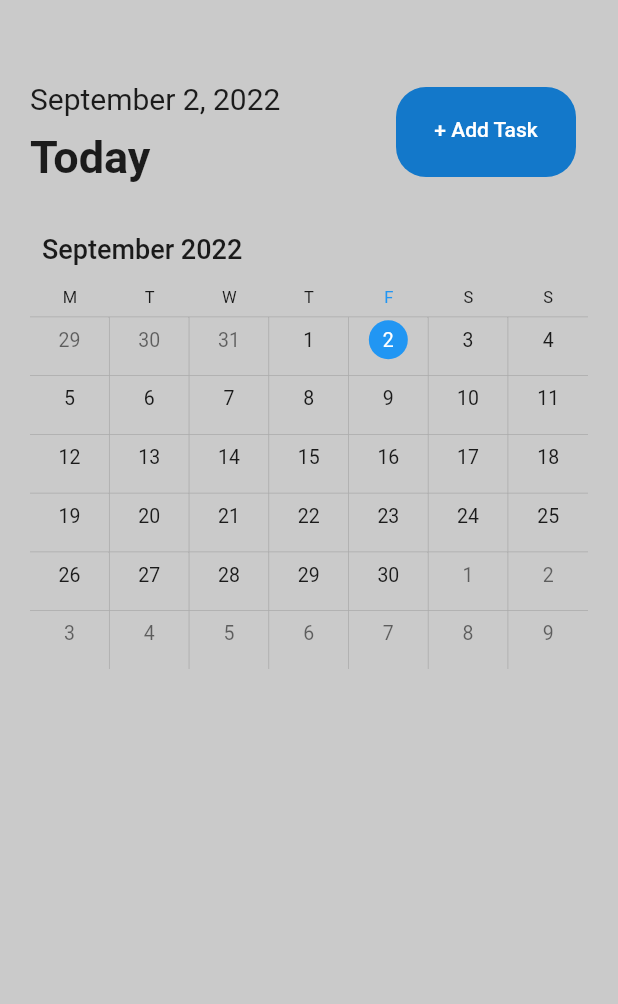
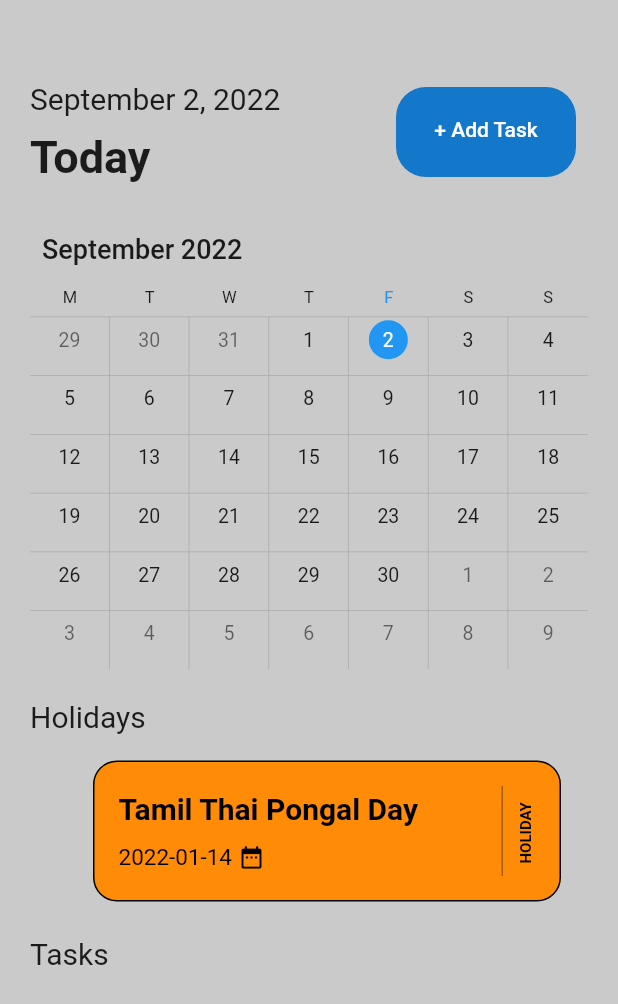
Before and after one commit to kvu-kuruppu/calendar_app, a Flutter app: the screen it shows after launch, on a phone screen of 412 x 824 dp. Shown: the top 1004 px of the screen. Run offline on Flutter 3.47's test engine with Material 2 defaults, Android fonts, the phone set to English and light mode, and no system bars; drawn by our look-alikes of syncfusion_flutter_calendar; our stand-ins replace flutter_local_notifications, flutter_staggered_animations, get, sqflite, timezone; accounts and stored records are empty.

Commit message:
added holidays

```diff
--- a/lib/controller/task_controller.dart
+++ b/lib/controller/task_controller.dart
@@ -1,7 +1,6 @@
 import 'package:calendar_app/db/db_helper.dart';
 import 'package:calendar_app/models/task.dart';
 import 'package:get/get.dart';
-import 'dart:developer' as devtools show log;
 
 class TaskController extends GetxController {
   @override
--- a/lib/db/db_helper.dart
+++ b/lib/db/db_helper.dart
@@ -1,7 +1,5 @@
 import 'package:calendar_app/models/task.dart';
 import 'package:sqflite/sqflite.dart';
-import 'package:path_provider/path_provider.dart';
-import 'package:path/path.dart';
 import 'dart:developer' as devtools show log;
 
 class DBHelper {
--- a/lib/models/task.dart
+++ b/lib/models/task.dart
@@ -7,7 +7,7 @@ class Task {
   String? startTime;
   String? endTime;
   int? color;
-  int? remind;
+  String? remind;
   String? repeat;
 
   Task({
--- a/lib/screens/add_task.dart
+++ b/lib/screens/add_task.dart
@@ -1,6 +1,5 @@
 import 'dart:async';
 
-import 'package:calendar_app/consts/routes.dart';
 import 'package:calendar_app/controller/task_controller.dart';
 import 'package:calendar_app/models/task.dart';
 import 'package:calendar_app/utils/show_error_dialog.dart';
@@ -25,12 +24,13 @@ class _AddTaskViewState extends State<AddTaskView> {
   DateTime _selectDate = DateTime.now();
   TimeOfDay _endTime = TimeOfDay.now();
   TimeOfDay _startTime = TimeOfDay.now();
-  int _selectReminder = 15;
-  List<int> remindList = [
-    5,
-    10,
-    15,
-    20,
+  // String _endTimee = '9:30 PM';
+  // String _startTimee = DateFormat('hh:mm a').format(DateTime.now()).toString();
+  String _selectReminder = '15 min before';
+  List<String> remindList = [
+    '15 min before',
+    '1 hour before',
+    '1 day before',
   ];
   String _selectRepeat = 'None';
   List<String> repeatList = [
@@ -76,8 +76,8 @@ class _AddTaskViewState extends State<AddTaskView> {
           child: Column(
             crossAxisAlignment: CrossAxisAlignment.start,
             children: [
+              // Add Task
               const Text(
-                // Add Task
                 'Add Task',
                 style: TextStyle(
                   fontWeight: FontWeight.bold,
@@ -87,20 +87,20 @@ class _AddTaskViewState extends State<AddTaskView> {
               const SizedBox(
                 height: 20,
               ),
+              // Title
               InputField(
-                // Title
                 title: 'Title',
                 hint: 'Enter your title',
                 controller: _titleController,
               ),
+              // Note
               InputField(
-                // Note
                 title: 'Note',
                 hint: 'Enter your note',
                 controller: _noteController,
               ),
+              // Date
               InputField(
-                // Date
                 title: 'Date',
                 hint: DateFormat.yMd().format(_selectDate),
                 widget: IconButton(
@@ -127,12 +127,16 @@ class _AddTaskViewState extends State<AddTaskView> {
               ),
               Row(
                 children: [
+                  // Start Time
                   Expanded(
                     child: InputField(
-                      // Start Time
                       title: 'Start Time',
                       hint: _startTime.format(context),
+                      // hint: _startTimee,
                       widget: IconButton(
+                        // onPressed: () {
+                        //   _getTimeFromUser(isStartTime: true);
+                        // },
                         onPressed: () async {
                           TimeOfDay? _pickTime = await showTimePicker(
                             context: context,
@@ -153,12 +157,16 @@ class _AddTaskViewState extends State<AddTaskView> {
                       ),
                     ),
                   ),
+                  // End Time
                   Expanded(
                     child: InputField(
-                      // End Time
                       title: 'End Time',
                       hint: _endTime.format(context),
+                      // hint: _endTimee,
                       widget: IconButton(
+                        // onPressed: () {
+                        //   _getTimeFromUser(isStartTime: false);
+                        // },
                         onPressed: () async {
                           TimeOfDay? _pickTime = await showTimePicker(
                             context: context,
@@ -181,10 +189,10 @@ class _AddTaskViewState extends State<AddTaskView> {
                   ),
                 ],
               ),
+              // Remind
               InputField(
-                // Remind
                 title: 'Remind',
-                hint: '${_selectReminder} min early',
+                hint: _selectReminder,
                 widget: DropdownButton(
                   dropdownColor: const Color.fromARGB(255, 202, 202, 202),
                   icon: const Icon(
@@ -192,7 +200,7 @@ class _AddTaskViewState extends State<AddTaskView> {
                     color: Color.fromARGB(255, 94, 93, 93),
                   ),
                   items: remindList.map<DropdownMenuItem<String>>(
-                    (int value) {
+                    (String value) {
                       return DropdownMenuItem<String>(
                         value: value.toString(),
                         child: Text(value.toString()),
@@ -201,13 +209,13 @@ class _AddTaskViewState extends State<AddTaskView> {
                   ).toList(),
                   onChanged: (String? newValue) {
                     setState(() {
-                      _selectReminder = int.parse(newValue!);
+                      _selectReminder = newValue!;
                     });
                   },
                 ),
               ),
+              // Repeat
               InputField(
-                // Repeat
                 title: 'Repeat',
                 hint: _selectRepeat,
                 widget: DropdownButton(
@@ -231,11 +239,11 @@ class _AddTaskViewState extends State<AddTaskView> {
                   },
                 ),
               ),
+              // Create Task
               Row(
                 mainAxisAlignment: MainAxisAlignment.center,
                 children: [
                   MyButton(
-                    // Create Task
                     label: 'Create Task',
                     onPressed: () {
                       if (_noteController.text.isNotEmpty &&
@@ -262,6 +270,25 @@ class _AddTaskViewState extends State<AddTaskView> {
     );
   }
 
+  // _getTimeFromUser({required bool isStartTime}) {
+  //   var pickedTime = _showTimePicker();
+  //   String _formattedTime = pickedTime.format(context);
+  //   if (pickedTime == null) {
+  //     print('Time not selected');
+  //   } else if (isStartTime == true) {
+  //     _startTimee = _formattedTime;
+  //   } else if (isStartTime == false) {
+  //     _endTimee = _formattedTime;
+  //   }
+  // }
+
+  _showTimePicker() {
+    return showTimePicker(
+        initialEntryMode: TimePickerEntryMode.input,
+        context: context,
+        initialTime: TimeOfDay(hour: 9, minute: 10));
+  }
+
   _addTaskToDb() async {
     int value = await _taskController.addTask(
       task: Task(
@@ -275,6 +302,5 @@ class _AddTaskViewState extends State<AddTaskView> {
         isCompleted: 0,
       ),
     );
-    // devtools.log(value.toString());
   }
 }
--- a/lib/screens/home_page.dart
+++ b/lib/screens/home_page.dart
@@ -1,14 +1,13 @@
 import 'package:calendar_app/consts/routes.dart';
 import 'package:calendar_app/controller/task_controller.dart';
 import 'package:calendar_app/models/task.dart';
-import 'package:calendar_app/services/notification_service.dart';
+import 'package:calendar_app/utils/holiday_info.dart';
 import 'package:calendar_app/widgets/button.dart';
+import 'package:calendar_app/widgets/holiday_tile.dart';
 import 'package:calendar_app/widgets/task_tile.dart';
-import 'package:date_picker_timeline/date_picker_timeline.dart';
 import 'package:flutter/material.dart';
 import 'package:flutter_staggered_animations/flutter_staggered_animations.dart';
 import 'package:intl/intl.dart';
-import 'dart:developer' as devtools show log;
 import 'package:get/get.dart';
 import 'package:syncfusion_flutter_calendar/calendar.dart';
 
@@ -22,43 +21,11 @@ class HomePage extends StatefulWidget {
 class _HomePageState extends State<HomePage> {
   DateTime _selectDate = DateTime.now();
   final _taskController = Get.put(TaskController());
-  var notif;
-
-  @override
-  void initState() {
-    super.initState();
-    notif = Notif();
-    notif.initializeNotification();
-    notif.requestIOSPermissions();
-  }
 
   @override
   Widget build(BuildContext context) {
     return Scaffold(
       backgroundColor: const Color.fromARGB(255, 202, 202, 202),
-      // appBar: AppBar(
-      //   backgroundColor: const Color.fromARGB(255, 202, 202, 202),
-      //   elevation: 0,
-      //   actions: [
-      //     IconButton(
-      //       color: Colors.black,
-      //       onPressed: () {
-      //         notif.displayNotification(
-      //           title: 'Hehe',
-      //           body: 'body',
-      //         );
-      //         notif.scheduledNotification();
-      //       },
-      //       icon: const Icon(
-      //         Icons.person,
-      //         size: 15,
-      //       ),
-      //     ),
-      //     const SizedBox(
-      //       width: 10,
-      //     ),
-      //   ],
-      // ),
       body: Column(
         children: [
           Container(
@@ -91,8 +58,8 @@ class _HomePageState extends State<HomePage> {
                         ),
                       ],
                     ),
+                    // Add Task
                     MyButton(
-                      // Add Task
                       label: '+ Add Task',
                       onPressed: () async {
                         await Navigator.of(context).pushNamed(
@@ -111,7 +78,6 @@ class _HomePageState extends State<HomePage> {
                   view: CalendarView.month,
                   firstDayOfWeek: 1,
                   selectionDecoration: BoxDecoration(
-                    shape: BoxShape.circle,
                     border: Border.all(
                       color: Colors.red,
                       width: 2,
@@ -150,6 +116,41 @@ class _HomePageState extends State<HomePage> {
               ],
             ),
           ),
+          Container(
+            margin: const EdgeInsets.fromLTRB(20, 0, 20, 0),
+            child: Row(
+              mainAxisAlignment: MainAxisAlignment.start,
+              children: [
+                const Text(
+                  'Holidays',
+                  style: TextStyle(
+                    fontSize: 20,
+                  ),
+                ),
+              ],
+            ),
+          ),
+          const SizedBox(
+            height: 10,
+          ),
+          _showHolidays(),
+          const SizedBox(
+            height: 15,
+          ),
+          Container(
+            margin: const EdgeInsets.fromLTRB(20, 0, 20, 0),
+            child: Row(
+              mainAxisAlignment: MainAxisAlignment.start,
+              children: [
+                const Text(
+                  'Tasks',
+                  style: TextStyle(
+                    fontSize: 20,
+                  ),
+                ),
+              ],
+            ),
+          ),
           _showTasks(),
         ],
       ),
@@ -162,6 +163,17 @@ class _HomePageState extends State<HomePage> {
       _selectDate = details.date!;
     });
     print(DateFormat.yMd().format(details.date!));
+  }
+
+  _showHolidays() {
+    return SingleChildScrollView(
+      scrollDirection: Axis.horizontal,
+      child: Row(
+        children: holidayList
+            .map((holiday) => HolidayTile(holiday: holiday))
+            .toList(),
+      ),
+    );
   }
 
   _showTasks() {
@@ -216,7 +228,6 @@ class _HomePageState extends State<HomePage> {
               } else {
                 return Container();
               }
-              // devtools.log(_taskController.taskList.length.toString());
             },
           );
         },
--- a/lib/services/notification_service.dart
+++ b/lib/services/notification_service.dart
@@ -1,5 +1,6 @@
 // ignore_for_file: unnecessary_new
 
+import 'package:calendar_app/models/task.dart';
 import 'package:flutter/material.dart';
 import 'package:flutter_local_notifications/flutter_local_notifications.dart';
 import 'package:get/get.dart';
@@ -52,7 +53,7 @@ class Notif {
     );
   }
 
-  scheduledNotification() async {
+  scheduledNotification(int hour, int min, Task task) async {
     await flutterLocalNotificationsPlugin.zonedSchedule(
         0,
         'scheduled title',
--- /dev/null
+++ b/lib/utils/holiday_info.dart
@@ -0,0 +1,90 @@
+List<Map<String, dynamic>> holidayList = [
+  {
+    'holiday': 'Tamil Thai Pongal Day',
+    'date': '2022-01-14',
+  },
+  {
+    'holiday': 'Duruthu Full Moon Poya Day',
+    'date': '2022-01-17',
+  },
+  {
+    'holiday': 'Independance Day',
+    'date': '2022-02-04',
+  },
+  {
+    'holiday': 'Navam Full Moon Poya Day',
+    'date': '2022-02-16',
+  },
+  {
+    'holiday': 'Mahasivarathri Day',
+    'date': '2022-03-01',
+  },
+  {
+    'holiday': 'Madin Full Moon Day',
+    'date': '2022-03-17',
+  },
+  {
+    'holiday': 'Sinhala and Tamil New Year\'s Eve',
+    'date': '2022-04-13',
+  },
+  {
+    'holiday': 'Sinhala and Tamil New Year\'s Day',
+    'date': '2022-04-14',
+  },
+  {
+    'holiday': 'Bak Full Moon Day',
+    'date': '2022-04-16',
+  },
+  {
+    'holiday': 'May Day',
+    'date': '2022-05-01',
+  },
+  {
+    'holiday': 'Vesak Full Moon Day',
+    'date': '2022-05-15',
+  },
+  {
+    'holiday': 'Day after Vesak Full Moon Day',
+    'date': '2022-05-16',
+  },
+  {
+    'holiday': 'Poson Full Moon Day',
+    'date': '2022-06-14',
+  },
+  {
+    'holiday': 'Esala Full Moon Day',
+    'date': '2022-07-13',
+  },
+  {
+    'holiday': 'Nikini Full Moon Day',
+    'date': '2022-08-11',
+  },
+  {
+    'holiday': 'Binara Full Moon Day',
+    'date': '2022-09-10',
+  },
+  {
+    'holiday': 'Milad-Un-Nabi (Holy Prophet Birthday)',
+    'date': '2022-10-08',
+  },
+  {
+    'holiday': 'Vap Full Moon Day',
+    'date': '2022-10-09',
+  },
+  {
+    'holiday': 'Deepavali',
+    'date': '2022-10-24',
+  },
+  {
+    'holiday': 'Ill Full Moon Day',
+    'date': '2022-11-07',
+  },
+  {
+    'holiday': 'Uduvap Full Moon Day',
+    'date': '2022-12-07',
+  },
+  {
+    'holiday': 'Christmas Day',
+    'date': '2022-12-25',
+  },
+];
--- /dev/null
+++ b/lib/widgets/holiday_tile.dart
@@ -0,0 +1,77 @@
+import 'package:flutter/material.dart';
+
+class HolidayTile extends StatelessWidget {
+  final Map<String, dynamic> holiday;
+  const HolidayTile({Key? key, required this.holiday}) : super(key: key);
+
+  @override
+  Widget build(BuildContext context) {
+    return Container(
+      padding: const EdgeInsets.symmetric(horizontal: 50),
+      width: MediaQuery.of(context).size.width,
+      margin: const EdgeInsets.only(left: 12),
+      child: Container(
+        padding: const EdgeInsets.all(16),
+        decoration: BoxDecoration(
+          borderRadius: BorderRadius.circular(16),
+          border: Border.all(color: Colors.black),
+          color: const Color.fromARGB(255, 255, 139, 7),
+        ),
+        child: Row(
+          children: [
+            Expanded(
+              child: Column(
+                crossAxisAlignment: CrossAxisAlignment.start,
+                children: [
+                  Text(
+                    '${holiday['holiday']}',
+                    style: const TextStyle(
+                      fontSize: 20,
+                      fontWeight: FontWeight.bold,
+                      color: Colors.black,
+                    ),
+                  ),
+                  const SizedBox(height: 12),
+                  Row(
+                    children: [
+                      Text(
+                        '${holiday['date']}',
+                        style: const TextStyle(
+                          fontSize: 15,
+                          color: Colors.black,
+                        ),
+                      ),
+                      const SizedBox(width: 4),
+                      const Icon(
+                        Icons.date_range,
+                        color: Colors.black,
+                        size: 18,
+                      ),
+                    ],
+                  ),
+                ],
+              ),
+            ),
+            Container(
+              margin: const EdgeInsets.symmetric(horizontal: 10),
+              height: 60,
+              width: 0.5,
+              color: Colors.black.withOpacity(0.7),
+            ),
+            const RotatedBox(
+              quarterTurns: 3,
+              child: Text(
+                "HOLIDAY ",
+                style: TextStyle(
+                  fontSize: 10,
+                  fontWeight: FontWeight.bold,
+                  color: Colors.black,
+                ),
+              ),
+            ),
+          ],
+        ),
+      ),
+    );
+  }
+}
--- a/lib/widgets/task_tile.dart
+++ b/lib/widgets/task_tile.dart
@@ -34,9 +34,11 @@ class TaskTile extends StatelessWidget {
                   ),
                   const SizedBox(height: 12),
                   Row(
-                    crossAxisAlignment: CrossAxisAlignment.center,
+                    mainAxisAlignment: MainAxisAlignment.spaceBetween,
                     children: [
-                      Icon(
+                      Row(
+                        children: [
+                          const Icon(
                             Icons.access_time_rounded,
                             color: Colors.black,
                             size: 18,
@@ -44,13 +46,38 @@ class TaskTile extends StatelessWidget {
                           const SizedBox(width: 4),
                           Text(
                             "${task!.startTime} - ${task!.endTime}",
-                        style: TextStyle(
+                            style: const TextStyle(
                               fontSize: 15,
                               color: Colors.black,
                             ),
                           ),
                         ],
                       ),
+                      Row(
+                        children: [
+                          Text(
+                            "${task!.date}",
+                            style: const TextStyle(
+                              fontSize: 15,
+                              color: Colors.black,
+                            ),
+                          ),
+                          const SizedBox(width: 4),
+                          const Icon(
+                            Icons.date_range,
+                            color: Colors.black,
+                            size: 18,
+                          ),
+                        ],
+                      ),
+                    ],
+                  ),
+                  // const SizedBox(width: 12),
+                  // Row(
+                  //   children: [
+                  //     Text('sdfdsf'),
+                  //   ],
+                  // ),
                   const SizedBox(height: 12),
                   Text(
                     task?.note ?? "",
@@ -75,7 +102,8 @@ class TaskTile extends StatelessWidget {
                 style: TextStyle(
                   fontSize: 10,
                   fontWeight: FontWeight.bold,
-                    color: Colors.black,),
+                  color: Colors.black,
+                ),
               ),
             ),
           ],
```
Lines whose indentation alone changed are shown as unchanged.
